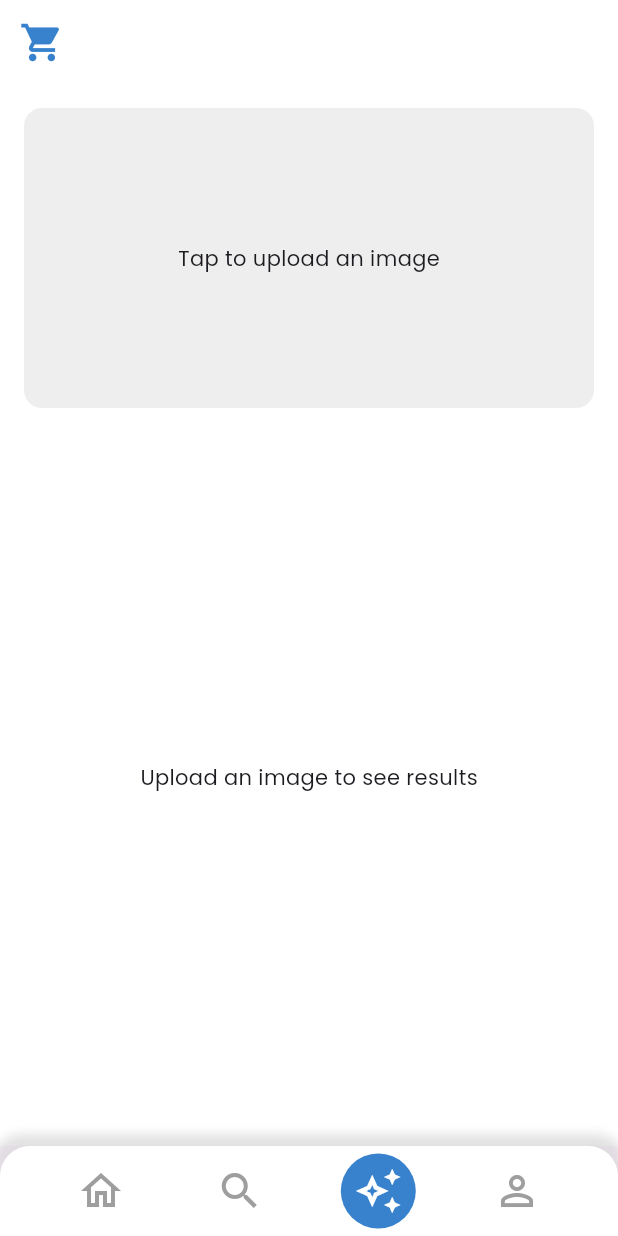
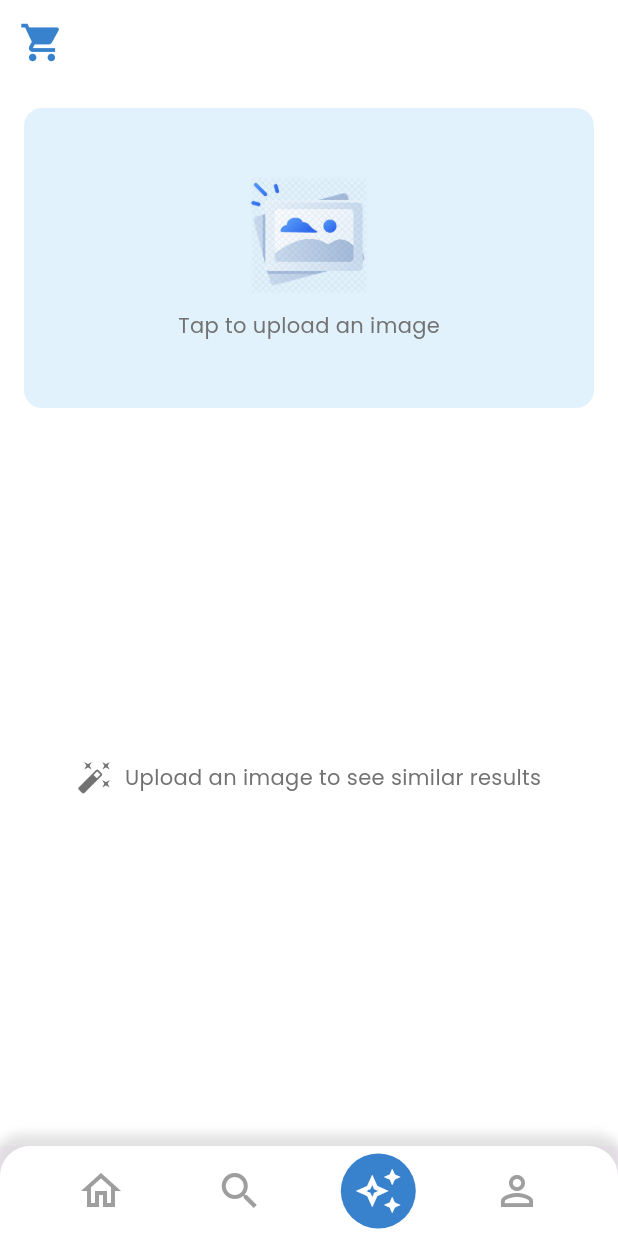
Before and after one commit to hadishamoun1/vesti-app, a Flutter app: the HomePage screen opened by its route, item 3 of the bottom bar chosen, on a phone screen of 412 x 824 dp. Run offline on Flutter 3.47's test engine with Material 3 defaults, Android fonts, the phone set to English and light mode, and no system bars; our stand-ins replace flutter_map, geocoding, geolocator, image_picker, jwt_decoder, latlong2 and 3 more; missing offline and left inert: flutter_background_geolocation; accounts and stored records are empty; network calls fail.

Commit message:
Added styles and icons to ai page

```diff
--- a/lib/screens/AiSearch.dart
+++ b/lib/screens/AiSearch.dart
@@ -1,7 +1,6 @@
 import 'package:flutter/material.dart';
 import 'dart:io';
 import 'package:image_picker/image_picker.dart';
-
 
 class SearchScreen extends StatefulWidget {
   @override
@@ -11,7 +10,6 @@ class SearchScreen extends StatefulWidget {
 class _SearchScreenState extends State<SearchScreen> {
   File? _image;
   final picker = ImagePicker();
-
 
   Future<void> _pickImage() async {
     final pickedFile = await picker.pickImage(source: ImageSource.gallery);
@@ -27,7 +25,6 @@ class _SearchScreenState extends State<SearchScreen> {
     // Fetch search results here
   }
 
-
   @override
   Widget build(BuildContext context) {
     return Container(
@@ -41,18 +38,49 @@ class _SearchScreenState extends State<SearchScreen> {
               width: double.infinity,
               height: 200,
               decoration: BoxDecoration(
-                color: Colors.grey[200],
+                color: const Color.fromARGB(255, 225, 242, 252),
                 borderRadius: BorderRadius.circular(12.0),
               ),
               child: _image == null
-                  ? Center(child: Text('Tap to upload an image'))
+                  ? Column(
+                      mainAxisAlignment: MainAxisAlignment.center,
+                      children: [
+                        Image.asset(
+                          'assets/projImages/upload_pic.png',
+                          height: 80,
+                        ),
+                        SizedBox(height: 10.0),
+                        Text(
+                          'Tap to upload an image',
+                          style: TextStyle(
+                              color: const Color.fromARGB(255, 114, 114, 114)),
+                        ),
+                      ],
+                    )
                   : Image.file(_image!, fit: BoxFit.cover),
             ),
           ),
           SizedBox(height: 16.0),
           Expanded(
             child: _image == null
-                ? Center(child: Text('Upload an image to see results'))
+                ? Center(
+                    child: Row(
+                      mainAxisSize: MainAxisSize.min,
+                      children: [
+                        Icon(
+                          Icons.auto_fix_high,
+                          color: Color.fromARGB(255, 114, 114, 114),
+                        ),
+                        SizedBox(width: 8.0),
+                        Text(
+                          'Upload an image to see similar results',
+                          style: TextStyle(
+                            color: const Color.fromARGB(255, 114, 114, 114),
+                          ),
+                        ),
+                      ],
+                    ),
+                  )
                 : _buildSearchResults(),
           ),
         ],
--- a/pubspec.yaml
+++ b/pubspec.yaml
@@ -71,6 +71,7 @@ flutter:
   uses-material-design: true
   assets:
     - assets/images/imageMaps.png
+    - assets/projImages/upload_pic.png
   fonts:
     - family: Poppins
       fonts:
```
Also changed, not shown: lib/screens/ProductDetailsStore.dart (+11 -20 lines), assets/projImages/upload_pic.png (added).
